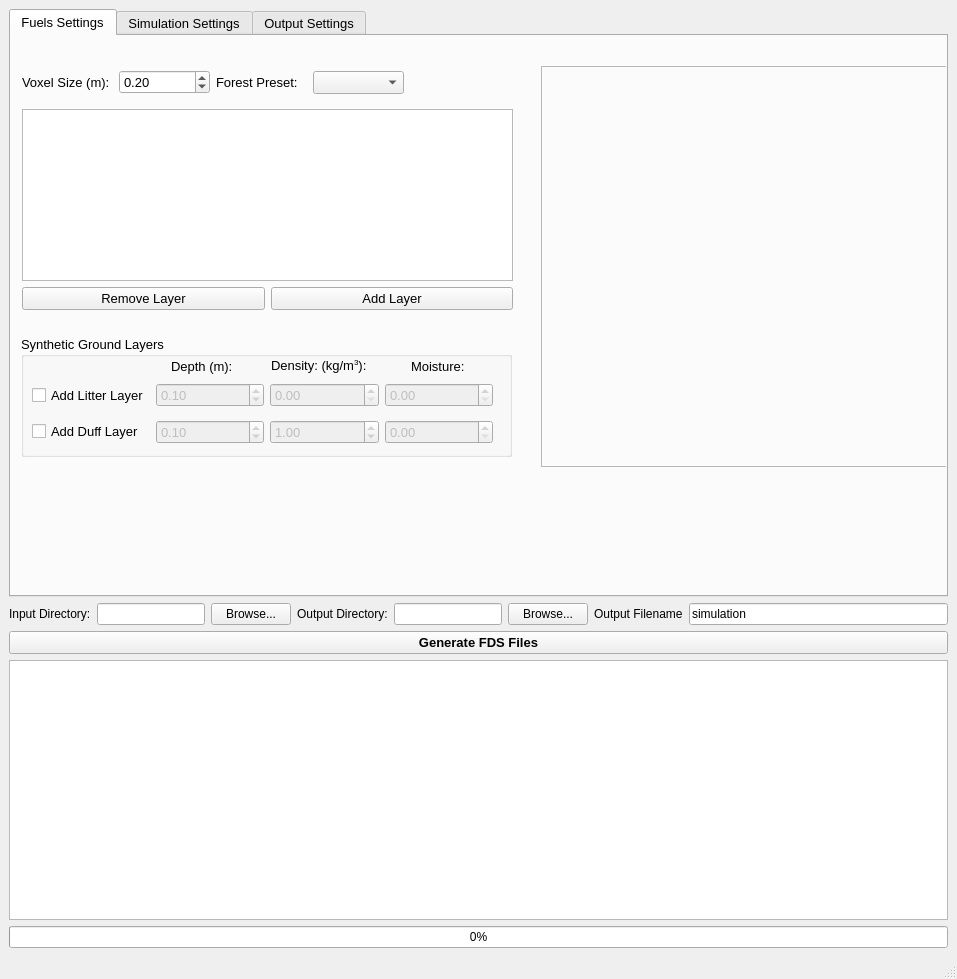
3DFin/TLS_to_FDS, file mainwindow.ui: the form before one commit.
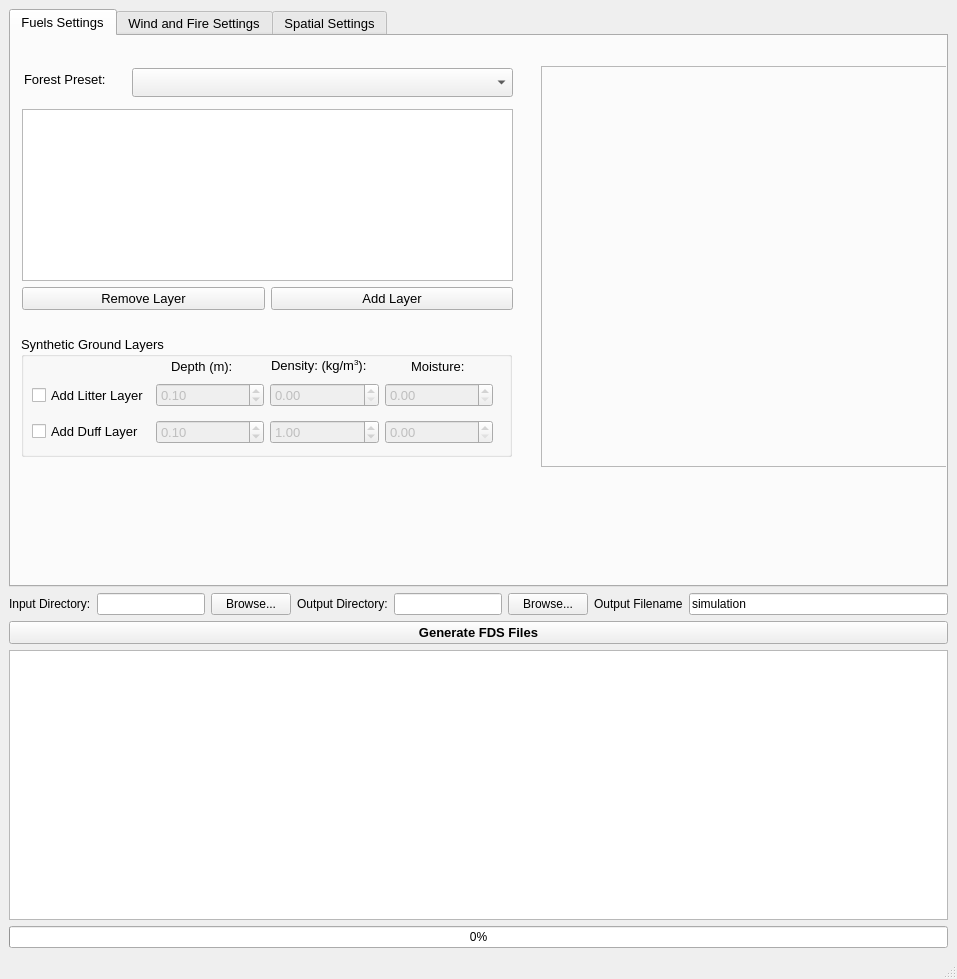
The form after the commit. The open tabs and pages were chosen to show the change.

What changed in the file:
```diff
--- a/mainwindow.ui
+++ b/mainwindow.ui
@@ -285,60 +285,33 @@
          </property>
         </widget>
        </widget>
-       <widget class="QWidget" name="layoutWidget">
-        <property name="geometry">
-         <rect>
-          <x>11</x>
-          <y>30</y>
-          <width>382</width>
-          <height>33</height>
-         </rect>
-        </property>
-        <layout class="QHBoxLayout" name="horizontalLayout_5">
-         <item>
-          <layout class="QHBoxLayout" name="horizontalLayout_3">
-           <item>
-            <widget class="QLabel" name="lbl_voxel_size">
-             <property name="text">
-              <string>Voxel Size (m):</string>
-             </property>
-            </widget>
-           </item>
-           <item>
-            <widget class="QDoubleSpinBox" name="spin_voxel_size">
-             <property name="minimum">
-              <double>0.050000000000000</double>
-             </property>
-             <property name="singleStep">
-              <double>0.050000000000000</double>
-             </property>
-             <property name="value">
-              <double>0.200000000000000</double>
-             </property>
-            </widget>
-           </item>
-          </layout>
-         </item>
-         <item>
-          <layout class="QHBoxLayout" name="horizontalLayout_2">
-           <item>
             <widget class="QLabel" name="lbl_preset">
+        <property name="geometry">
+         <rect>
+          <x>13</x>
+          <y>32</y>
+          <width>101</width>
+          <height>23</height>
+         </rect>
+        </property>
              <property name="text">
               <string>Forest Preset:</string>
              </property>
             </widget>
-           </item>
-           <item>
-            <widget class="QComboBox" name="combo_preset"/>
-           </item>
-          </layout>
-         </item>
-        </layout>
+       <widget class="QComboBox" name="combo_preset">
+        <property name="geometry">
+         <rect>
+          <x>121</x>
+          <y>32</y>
+          <width>381</width>
+          <height>29</height>
+         </rect>
+        </property>
        </widget>
       </widget>
       <widget class="QWidget" name="tab_simulation">
        <attribute name="title">
-        <string>Simulation Settings</string>
+        <string>Wind and Fire Settings</string>
        </attribute>
        <widget class="QWidget" name="layoutWidget">
         <property name="geometry">
@@ -763,11 +736,18 @@
          </layout>
         </widget>
        </widget>
-      </widget>
-      <widget class="QWidget" name="tab_outputs">
-       <attribute name="title">
-        <string>Output Settings</string>
-       </attribute>
+       <widget class="QGroupBox" name="groupBox_6">
+        <property name="geometry">
+         <rect>
+          <x>420</x>
+          <y>190</y>
+          <width>431</width>
+          <height>191</height>
+         </rect>
+        </property>
+        <property name="title">
+         <string>Simulation Outputs</string>
+        </property>
        <widget class="QWidget" name="verticalLayoutWidget">
         <property name="geometry">
          <rect>
@@ -830,6 +810,12 @@
          </item>
         </layout>
        </widget>
+       </widget>
+      </widget>
+      <widget class="QWidget" name="tab_spatial">
+       <attribute name="title">
+        <string>Spatial Settings</string>
+       </attribute>
        <widget class="QGroupBox" name="groupBox">
         <property name="geometry">
          <rect>
@@ -952,6 +938,26 @@
             </property>
            </widget>
           </item>
+          <item row="3" column="0">
+           <widget class="QLabel" name="lbl_voxel_size">
+            <property name="text">
+             <string>Voxel Size (m):</string>
+            </property>
+           </widget>
+          </item>
+          <item row="3" column="1">
+           <widget class="QDoubleSpinBox" name="spin_voxel_size">
+            <property name="minimum">
+             <double>0.050000000000000</double>
+            </property>
+            <property name="singleStep">
+             <double>0.050000000000000</double>
+            </property>
+            <property name="value">
+             <double>0.200000000000000</double>
+            </property>
+           </widget>
+          </item>
          </layout>
         </widget>
         <widget class="QPushButton" name="btn_wizard">
@@ -1066,7 +1072,7 @@
       <property name="maximumSize">
        <size>
         <width>16777215</width>
-        <height>260</height>
+        <height>270</height>
        </size>
       </property>
      </widget>
```
Left out of the diff: 80 changed lines with no effect on the pictures. Lines whose indentation alone changed are shown as unchanged.
